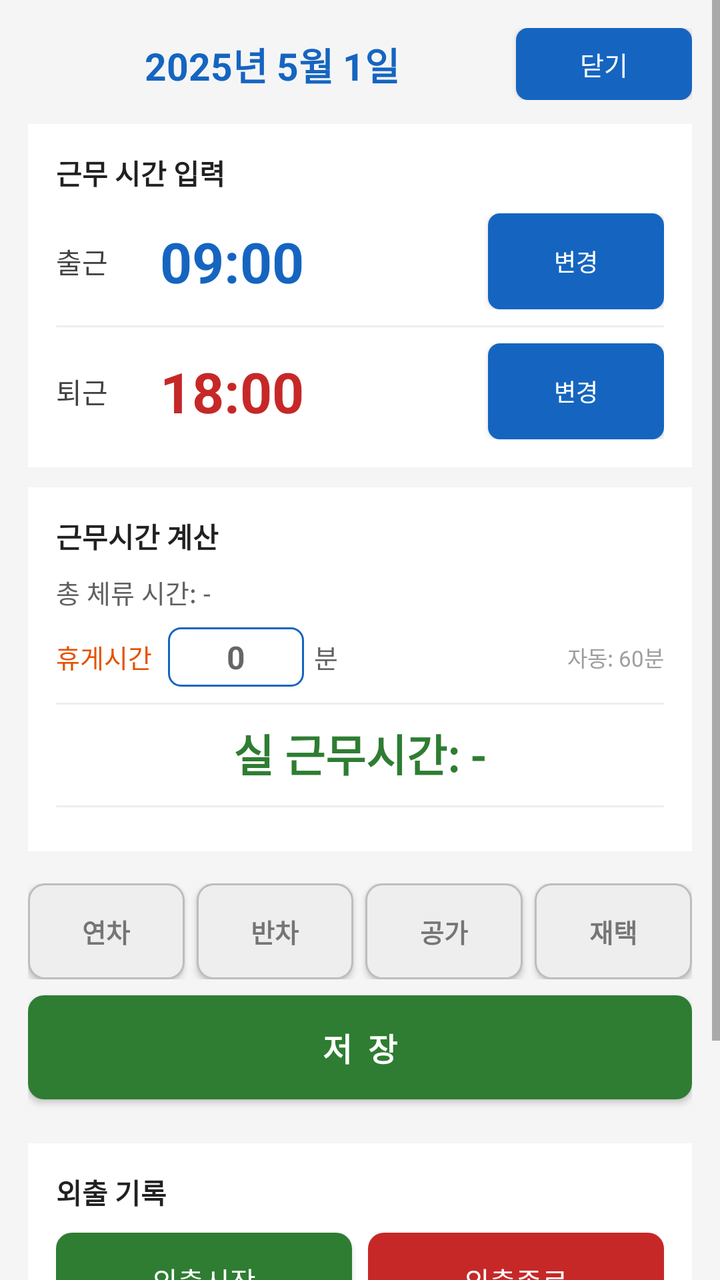
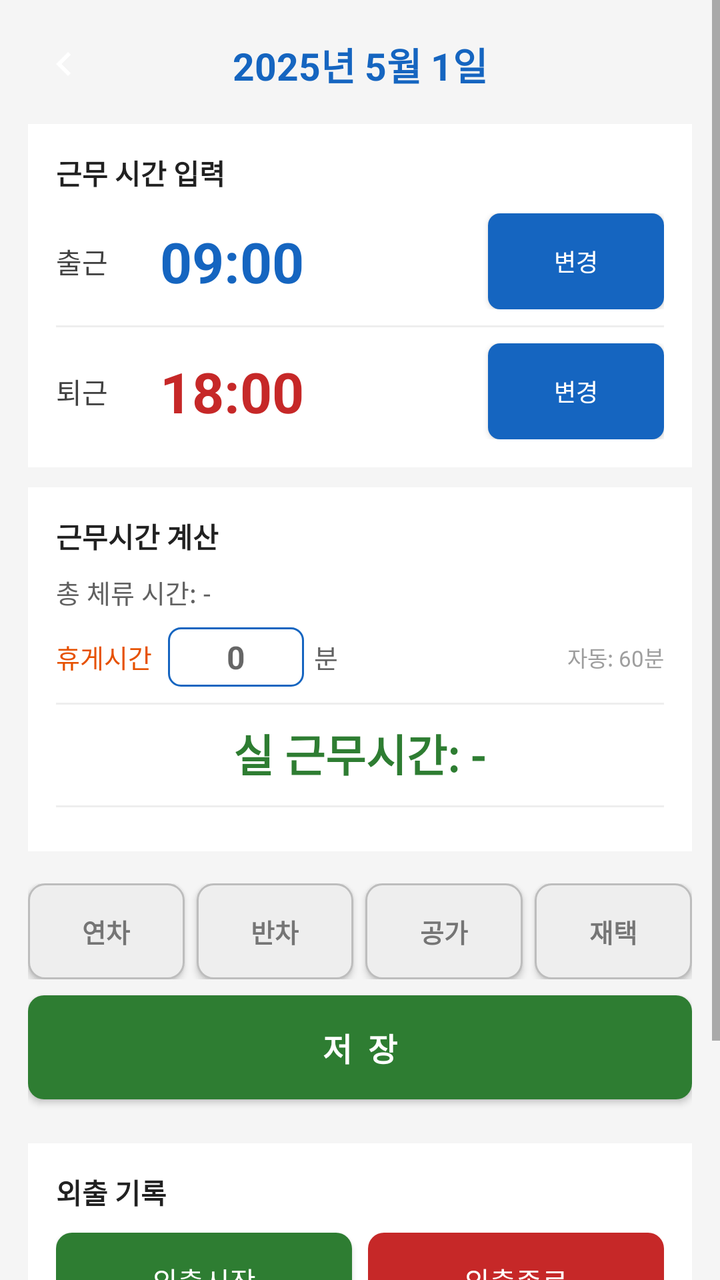

Before-and-after screenshots of an Android layout around one commit, followed by the original layout XML and the change that was made.
<!-- AndroidManifest.xml: application theme AppTheme -->
<!-- res/layout/activity_day_detail.xml -->
<?xml version="1.0" encoding="utf-8"?>
<ScrollView xmlns:android="http://schemas.android.com/apk/res/android"
    android:id="@+id/root_day_detail"
    android:layout_width="match_parent"
    android:layout_height="match_parent"
    android:background="#F5F5F5">

    <LinearLayout
        android:layout_width="match_parent"
        android:layout_height="wrap_content"
        android:orientation="vertical"
        android:padding="14dp">

        
        <LinearLayout
            android:layout_width="match_parent"
            android:layout_height="wrap_content"
            android:orientation="horizontal"
            android:gravity="center_vertical"
            android:layout_marginBottom="12dp">

            <TextView
                android:id="@+id/tv_detail_date"
                android:layout_width="0dp"
                android:layout_height="wrap_content"
                android:layout_weight="1"
                android:textSize="19sp"
                android:textColor="#1565C0"
                android:textStyle="bold"
                android:gravity="center"
                android:text="2025년 5월 1일" />

            <Button
                android:id="@+id/btn_close"
                android:layout_width="wrap_content"
                android:layout_height="36dp"
                android:text="닫기"
                android:textSize="13sp"
                android:textColor="#FFFFFF"
                android:background="@drawable/bg_primary_button"
                android:paddingLeft="16dp"
                android:paddingRight="16dp" />
        </LinearLayout>

        
        <LinearLayout
            android:id="@+id/layout_time_card"
            android:layout_width="match_parent"
            android:layout_height="wrap_content"
            android:orientation="vertical"
            android:background="#FFFFFF"
            android:padding="14dp"
            android:layout_marginBottom="10dp">

            <TextView
                android:layout_width="wrap_content"
                android:layout_height="wrap_content"
                android:text="근무 시간 입력"
                android:textSize="14sp"
                android:textColor="#212121"
                android:textStyle="bold"
                android:layout_marginBottom="10dp" />

            
            <LinearLayout
                android:layout_width="match_parent"
                android:layout_height="wrap_content"
                android:orientation="horizontal"
                android:gravity="center_vertical"
                android:layout_marginBottom="8dp">

                <TextView
                    android:layout_width="52dp"
                    android:layout_height="wrap_content"
                    android:text="출근"
                    android:textSize="14sp"
                    android:textColor="#424242" />

                <TextView
                    android:id="@+id/tv_start_time"
                    android:layout_width="0dp"
                    android:layout_height="wrap_content"
                    android:layout_weight="1"
                    android:textSize="28sp"
                    android:textColor="#1565C0"
                    android:textStyle="bold"
                    android:text="09:00" />

                <Button
                    android:id="@+id/btn_checkin"
                    android:layout_width="wrap_content"
                    android:layout_height="wrap_content"
                    android:text="출근"
                    android:textSize="12sp"
                    android:background="@drawable/bg_checkin_button"
                    android:textColor="#FFFFFF"
                    android:paddingLeft="12dp"
                    android:paddingRight="12dp"
                    android:layout_marginEnd="4dp"
                    android:visibility="gone" />

                <Button
                    android:id="@+id/btn_edit_start"
                    android:layout_width="wrap_content"
                    android:layout_height="wrap_content"
                    android:text="변경"
                    android:textSize="12sp"
                    android:background="@drawable/bg_primary_button"
                    android:textColor="#FFFFFF"
                    android:paddingLeft="14dp"
                    android:paddingRight="14dp" />
            </LinearLayout>

            <View android:layout_width="match_parent" android:layout_height="1dp"
                android:background="#EEEEEE"/>

            
            <LinearLayout
                android:layout_width="match_parent"
                android:layout_height="wrap_content"
                android:orientation="horizontal"
                android:gravity="center_vertical"
                android:layout_marginTop="8dp">

                <TextView
                    android:layout_width="52dp"
                    android:layout_height="wrap_content"
                    android:text="퇴근"
                    android:textSize="14sp"
                    android:textColor="#424242" />

                <TextView
                    android:id="@+id/tv_end_time"
                    android:layout_width="0dp"
                    android:layout_height="wrap_content"
                    android:layout_weight="1"
                    android:textSize="28sp"
                    android:textColor="#C62828"
                    android:textStyle="bold"
                    android:text="18:00" />

                <Button
                    android:id="@+id/btn_checkout"
                    android:layout_width="wrap_content"
                    android:layout_height="wrap_content"
                    android:text="퇴근"
                    android:textSize="12sp"
                    android:background="@drawable/bg_checkout_button"
                    android:textColor="#FFFFFF"
                    android:paddingLeft="12dp"
                    android:paddingRight="12dp"
                    android:layout_marginEnd="4dp"
                    android:visibility="gone" />

                <Button
                    android:id="@+id/btn_edit_end"
                    android:layout_width="wrap_content"
                    android:layout_height="wrap_content"
                    android:text="변경"
                    android:textSize="12sp"
                    android:background="@drawable/bg_primary_button"
                    android:textColor="#FFFFFF"
                    android:paddingLeft="14dp"
                    android:paddingRight="14dp" />
            </LinearLayout>
        </LinearLayout>

        
        <LinearLayout
            android:id="@+id/layout_calc_card"
            android:layout_width="match_parent"
            android:layout_height="wrap_content"
            android:orientation="vertical"
            android:background="#FFFFFF"
            android:padding="14dp"
            android:layout_marginBottom="16dp">

            <TextView
                android:layout_width="wrap_content"
                android:layout_height="wrap_content"
                android:text="근무시간 계산"
                android:textSize="14sp"
                android:textColor="#212121"
                android:textStyle="bold"
                android:layout_marginBottom="8dp" />

            <TextView
                android:id="@+id/tv_raw_work"
                android:layout_width="match_parent"
                android:layout_height="wrap_content"
                android:textSize="13sp"
                android:textColor="#616161"
                android:layout_marginBottom="8dp"
                android:text="총 체류 시간: -" />

            
            <LinearLayout
                android:layout_width="match_parent"
                android:layout_height="wrap_content"
                android:orientation="horizontal"
                android:gravity="center_vertical"
                android:layout_marginBottom="8dp">

                <TextView
                    android:layout_width="wrap_content"
                    android:layout_height="wrap_content"
                    android:text="휴게시간"
                    android:textSize="13sp"
                    android:textColor="#E65100" />

                <EditText
                    android:id="@+id/et_break_minutes"
                    android:layout_width="68dp"
                    android:layout_height="wrap_content"
                    android:layout_marginLeft="8dp"
                    android:inputType="number"
                    android:textSize="16sp"
                    android:textColor="#E65100"
                    android:textStyle="bold"
                    android:gravity="center"
                    android:maxLength="3"
                    android:hint="0"
                    android:background="@drawable/bg_outlined_button"
                    android:paddingTop="4dp"
                    android:paddingBottom="4dp" />

                <TextView
                    android:layout_width="wrap_content"
                    android:layout_height="wrap_content"
                    android:layout_marginLeft="5dp"
                    android:text="분"
                    android:textSize="13sp"
                    android:textColor="#616161" />

                <TextView
                    android:id="@+id/tv_break_hint"
                    android:layout_width="0dp"
                    android:layout_height="wrap_content"
                    android:layout_weight="1"
                    android:gravity="end"
                    android:textSize="11sp"
                    android:textColor="#9E9E9E"
                    android:text="자동: 60분" />
            </LinearLayout>

            <View android:layout_width="match_parent" android:layout_height="1dp"
                android:background="#EEEEEE" android:layout_marginBottom="8dp"/>

            <TextView
                android:id="@+id/tv_net_work"
                android:layout_width="match_parent"
                android:layout_height="wrap_content"
                android:textSize="22sp"
                android:textStyle="bold"
                android:textColor="#2E7D32"
                android:gravity="center"
                android:text="실 근무시간: -" />

            <View android:layout_width="match_parent" android:layout_height="1dp"
                android:background="#EEEEEE"
                android:layout_marginTop="10dp" android:layout_marginBottom="8dp"/>

            
            <LinearLayout
                android:id="@+id/ll_seg_container"
                android:layout_width="match_parent"
                android:layout_height="wrap_content"
                android:orientation="vertical"
                android:visibility="gone">

                <LinearLayout
                    android:layout_width="match_parent"
                    android:layout_height="wrap_content"
                    android:orientation="horizontal"
                    android:gravity="center_vertical"
                    android:layout_marginBottom="4dp">
                    <TextView
                        android:layout_width="68dp"
                        android:layout_height="wrap_content"
                        android:text="근무"
                        android:textSize="12sp"
                        android:textColor="#424242" />
                    <TextView
                        android:id="@+id/tv_seg_regular"
                        android:layout_width="0dp"
                        android:layout_height="wrap_content"
                        android:layout_weight="1"
                        android:textSize="12sp"
                        android:textStyle="bold"
                        android:textColor="#2E7D32" />
                </LinearLayout>

                <LinearLayout
                    android:id="@+id/ll_seg_weekday_night"
                    android:layout_width="match_parent"
                    android:layout_height="wrap_content"
                    android:orientation="horizontal"
                    android:gravity="center_vertical"
                    android:layout_marginBottom="4dp"
                    android:visibility="gone">
                    <TextView
                        android:layout_width="68dp"
                        android:layout_height="wrap_content"
                        android:text="평일야간"
                        android:textSize="12sp"
                        android:textColor="#424242" />
                    <TextView
                        android:id="@+id/tv_seg_weekday_night"
                        android:layout_width="0dp"
                        android:layout_height="wrap_content"
                        android:layout_weight="1"
                        android:textSize="12sp"
                        android:textStyle="bold"
                        android:textColor="#5C6BC0" />
                </LinearLayout>

                <LinearLayout
                    android:id="@+id/ll_seg_holiday_day"
                    android:layout_width="match_parent"
                    android:layout_height="wrap_content"
                    android:orientation="horizontal"
                    android:gravity="center_vertical"
                    android:layout_marginBottom="4dp"
                    android:visibility="gone">
                    <TextView
                        android:layout_width="68dp"
                        android:layout_height="wrap_content"
                        android:text="휴일주간"
                        android:textSize="12sp"
                        android:textColor="#424242" />
                    <TextView
                        android:id="@+id/tv_seg_holiday_day"
                        android:layout_width="0dp"
                        android:layout_height="wrap_content"
                        android:layout_weight="1"
                        android:textSize="12sp"
                        android:textStyle="bold"
                        android:textColor="#E65100" />
                </LinearLayout>

                <LinearLayout
                    android:id="@+id/ll_seg_holiday_night"
                    android:layout_width="match_parent"
                    android:layout_height="wrap_content"
                    android:orientation="horizontal"
                    android:gravity="center_vertical"
                    android:visibility="gone">
                    <TextView
                        android:layout_width="68dp"
                        android:layout_height="wrap_content"
                        android:text="휴일야간"
                        android:textSize="12sp"
                        android:textColor="#424242" />
                    <TextView
                        android:id="@+id/tv_seg_holiday_night"
                        android:layout_width="0dp"
                        android:layout_height="wrap_content"
                        android:layout_weight="1"
                        android:textSize="12sp"
                        android:textStyle="bold"
                        android:textColor="#B71C1C" />
                </LinearLayout>
            </LinearLayout>
        </LinearLayout>

        
        <TextView
            android:id="@+id/tv_annual_note"
            android:layout_width="match_parent"
            android:layout_height="wrap_content"
            android:text=""
            android:textSize="12sp"
            android:textColor="#C62828"
            android:gravity="center"
            android:layout_marginBottom="6dp"
            android:visibility="gone" />

        
        <LinearLayout
            android:layout_width="match_parent"
            android:layout_height="wrap_content"
            android:orientation="horizontal"
            android:layout_marginBottom="8dp">

            <Button
                android:id="@+id/btn_annual_leave"
                android:layout_width="0dp"
                android:layout_height="48dp"
                android:layout_weight="1"
                android:text="연차"
                android:textSize="13sp"
                android:textColor="#757575"
                android:textStyle="bold"
                android:background="@drawable/bg_leave_inactive"
                android:layout_marginEnd="3dp" />

            <Button
                android:id="@+id/btn_half_leave"
                android:layout_width="0dp"
                android:layout_height="48dp"
                android:layout_weight="1"
                android:text="반차"
                android:textSize="13sp"
                android:textColor="#757575"
                android:textStyle="bold"
                android:background="@drawable/bg_leave_inactive"
                android:layout_marginStart="3dp"
                android:layout_marginEnd="3dp" />

            <Button
                android:id="@+id/btn_public_leave"
                android:layout_width="0dp"
                android:layout_height="48dp"
                android:layout_weight="1"
                android:text="공가"
                android:textSize="13sp"
                android:textColor="#757575"
                android:textStyle="bold"
                android:background="@drawable/bg_leave_inactive"
                android:layout_marginStart="3dp"
                android:layout_marginEnd="3dp" />

            <Button
                android:id="@+id/btn_remote_work"
                android:layout_width="0dp"
                android:layout_height="48dp"
                android:layout_weight="1"
                android:text="재택"
                android:textSize="13sp"
                android:textColor="#757575"
                android:textStyle="bold"
                android:background="@drawable/bg_leave_inactive"
                android:layout_marginStart="3dp" />
        </LinearLayout>

        
        <Button
            android:id="@+id/btn_save"
            android:layout_width="match_parent"
            android:layout_height="52dp"
            android:text="저  장"
            android:textSize="16sp"
            android:textColor="#FFFFFF"
            android:textStyle="bold"
            android:background="@drawable/bg_save_button"
            android:layout_marginBottom="10dp" />

        
        <Button
            android:id="@+id/btn_delete"
            android:layout_width="match_parent"
            android:layout_height="46dp"
            android:text="이 날 기록 삭제"
            android:textSize="13sp"
            android:textColor="#C62828"
            android:background="@drawable/bg_delete_button"
            android:visibility="gone" />

        
        <LinearLayout
            android:id="@+id/ll_outing_card"
            android:layout_width="match_parent"
            android:layout_height="wrap_content"
            android:orientation="vertical"
            android:background="#FFFFFF"
            android:padding="14dp"
            android:layout_marginTop="12dp">

            <TextView
                android:layout_width="wrap_content"
                android:layout_height="wrap_content"
                android:text="외출 기록"
                android:textSize="14sp"
                android:textColor="#212121"
                android:textStyle="bold"
                android:layout_marginBottom="10dp" />

            <LinearLayout
                android:layout_width="match_parent"
                android:layout_height="wrap_content"
                android:orientation="horizontal"
                android:layout_marginBottom="8dp">

                <Button
                    android:id="@+id/btn_outing_start"
                    android:layout_width="0dp"
                    android:layout_height="48dp"
                    android:layout_weight="1"
                    android:text="외출시작"
                    android:textSize="14sp"
                    android:textColor="#FFFFFF"
                    android:background="@drawable/bg_save_button"
                    android:layout_marginEnd="4dp" />

                <Button
                    android:id="@+id/btn_outing_end"
                    android:layout_width="0dp"
                    android:layout_height="48dp"
                    android:layout_weight="1"
                    android:text="외출종료"
                    android:textSize="14sp"
                    android:textColor="#FFFFFF"
                    android:background="@drawable/bg_checkout_button"
                    android:layout_marginStart="4dp"
                    android:enabled="false" />
            </LinearLayout>

            <TextView
                android:id="@+id/tv_outing_elapsed"
                android:layout_width="match_parent"
                android:layout_height="wrap_content"
                android:text="경과: --:--:--"
                android:textSize="18sp"
                android:textStyle="bold"
                android:textColor="#1565C0"
                android:fontFamily="monospace"
                android:gravity="center"
                android:layout_marginBottom="4dp" />

            <TextView
                android:id="@+id/tv_outing_total"
                android:layout_width="match_parent"
                android:layout_height="wrap_content"
                android:text="일 누적: --"
                android:textSize="13sp"
                android:textColor="#616161"
                android:gravity="center"
                android:layout_marginBottom="8dp" />

            <View android:layout_width="match_parent" android:layout_height="1dp"
                android:background="#EEEEEE" android:layout_marginBottom="8dp"/>

            
            <LinearLayout
                android:layout_width="match_parent"
                android:layout_height="wrap_content"
                android:orientation="horizontal"
                android:layout_marginBottom="4dp">

                <TextView android:layout_width="0dp" android:layout_height="wrap_content"
                    android:layout_weight="1" android:text="시작"
                    android:textSize="11sp" android:textStyle="bold"
                    android:textColor="#424242" android:gravity="center" />

                <TextView android:layout_width="0dp" android:layout_height="wrap_content"
                    android:layout_weight="1" android:text="종료"
                    android:textSize="11sp" android:textStyle="bold"
                    android:textColor="#424242" android:gravity="center" />

                <TextView android:layout_width="0dp" android:layout_height="wrap_content"
                    android:layout_weight="1" android:text="외출시간"
                    android:textSize="11sp" android:textStyle="bold"
                    android:textColor="#424242" android:gravity="center" />

                <TextView android:layout_width="52dp" android:layout_height="wrap_content"
                    android:text="삭제" android:textSize="11sp" android:textStyle="bold"
                    android:textColor="#424242" android:gravity="center" />
            </LinearLayout>

            
            <LinearLayout
                android:id="@+id/ll_outing_rows"
                android:layout_width="match_parent"
                android:layout_height="wrap_content"
                android:orientation="vertical" />
        </LinearLayout>

    </LinearLayout>
</ScrollView>
<!-- resources referenced by this layout -->
<resources>
  <!-- drawable bg_checkin_button (drawable) -->
  <?xml version="1.0" encoding="utf-8"?>
  <shape xmlns:android="http://schemas.android.com/apk/res/android"
      android:shape="rectangle">
      <solid android:color="#388E3C" />
      <corners android:radius="8dp" />
  </shape>
  <!-- drawable bg_checkout_button (drawable) -->
  <?xml version="1.0" encoding="utf-8"?>
  <shape xmlns:android="http://schemas.android.com/apk/res/android"
      android:shape="rectangle">
      <solid android:color="#C62828" />
      <corners android:radius="8dp" />
  </shape>
  <!-- drawable bg_delete_button (drawable) -->
  <?xml version="1.0" encoding="utf-8"?>
  <shape xmlns:android="http://schemas.android.com/apk/res/android"
      android:shape="rectangle">
      <solid android:color="#FFFFFF" />
      <stroke android:width="1dp" android:color="#C62828" />
      <corners android:radius="8dp" />
  </shape>
  <!-- drawable bg_leave_inactive (drawable) -->
  <?xml version="1.0" encoding="utf-8"?>
  <shape xmlns:android="http://schemas.android.com/apk/res/android"
      android:shape="rectangle">
      <solid android:color="#EEEEEE" />
      <stroke android:width="1dp" android:color="#BDBDBD" />
      <corners android:radius="8dp" />
  </shape>
  <!-- drawable bg_outlined_button (drawable) -->
  <?xml version="1.0" encoding="utf-8"?>
  <shape xmlns:android="http://schemas.android.com/apk/res/android"
      android:shape="rectangle">
      <solid android:color="#FFFFFF" />
      <stroke android:width="1dp" android:color="#1565C0" />
      <corners android:radius="6dp" />
  </shape>
  <!-- drawable bg_primary_button (drawable) -->
  <?xml version="1.0" encoding="utf-8"?>
  <shape xmlns:android="http://schemas.android.com/apk/res/android"
      android:shape="rectangle">
      <solid android:color="#1565C0" />
      <corners android:radius="6dp" />
  </shape>
  <!-- drawable bg_save_button (drawable) -->
  <?xml version="1.0" encoding="utf-8"?>
  <shape xmlns:android="http://schemas.android.com/apk/res/android"
      android:shape="rectangle">
      <solid android:color="#2E7D32" />
      <corners android:radius="8dp" />
  </shape>
  <style name="AppTheme" parent="Theme.AppCompat.Light.NoActionBar">
          <item name="colorPrimary">@color/colorPrimary</item>
          <item name="colorPrimaryDark">@color/colorPrimaryDark</item>
          <item name="colorAccent">@color/colorAccent</item>
      </style>
  <color name="colorPrimary">#1565C0</color>
  <color name="colorPrimaryDark">#0D47A1</color>
  <color name="colorAccent">#E65100</color>
</resources>

<!-- the commit's change to res/layout/activity_day_detail.xml (unified diff, before → after) -->
@@ -19,6 +19,15 @@
             android:gravity="center_vertical"
             android:layout_marginBottom="12dp">
 
+            <ImageButton
+                android:id="@+id/btn_close"
+                android:layout_width="36dp"
+                android:layout_height="36dp"
+                android:src="@drawable/ic_arrow_left"
+                android:background="?attr/selectableItemBackgroundBorderless"
+                android:contentDescription="닫기"
+                android:padding="4dp" />
+
             <TextView
                 android:id="@+id/tv_detail_date"
                 android:layout_width="0dp"
@@ -30,16 +39,10 @@
                 android:gravity="center"
                 android:text="2025년 5월 1일" />
 
-            <Button
-                android:id="@+id/btn_close"
-                android:layout_width="wrap_content"
-                android:layout_height="36dp"
-                android:text="닫기"
-                android:textSize="13sp"
-                android:textColor="#FFFFFF"
-                android:background="@drawable/bg_primary_button"
-                android:paddingLeft="16dp"
-                android:paddingRight="16dp" />
+            
+            <View
+                android:layout_width="36dp"
+                android:layout_height="36dp" />
         </LinearLayout>
 
         
<!-- resource entries referenced after the edit -->
@@ -52,6 +52,17 @@
       <solid android:color="#2E7D32" />
       <corners android:radius="8dp" />
   </shape>
+  <!-- drawable ic_arrow_left (drawable) -->
+  <?xml version="1.0" encoding="utf-8"?>
+  <vector xmlns:android="http://schemas.android.com/apk/res/android"
+      android:width="24dp"
+      android:height="24dp"
+      android:viewportWidth="24"
+      android:viewportHeight="24">
+      <path
+          android:fillColor="#FFFFFF"
+          android:pathData="M15.41,16.59L10.83,12l4.58,-4.59L14,6l-6,6 6,6 1.41,-1.41z" />
+  </vector>
   <style name="AppTheme" parent="Theme.AppCompat.Light.NoActionBar">
           <item name="colorPrimary">@color/colorPrimary</item>
           <item name="colorPrimaryDark">@color/colorPrimaryDark</item>
